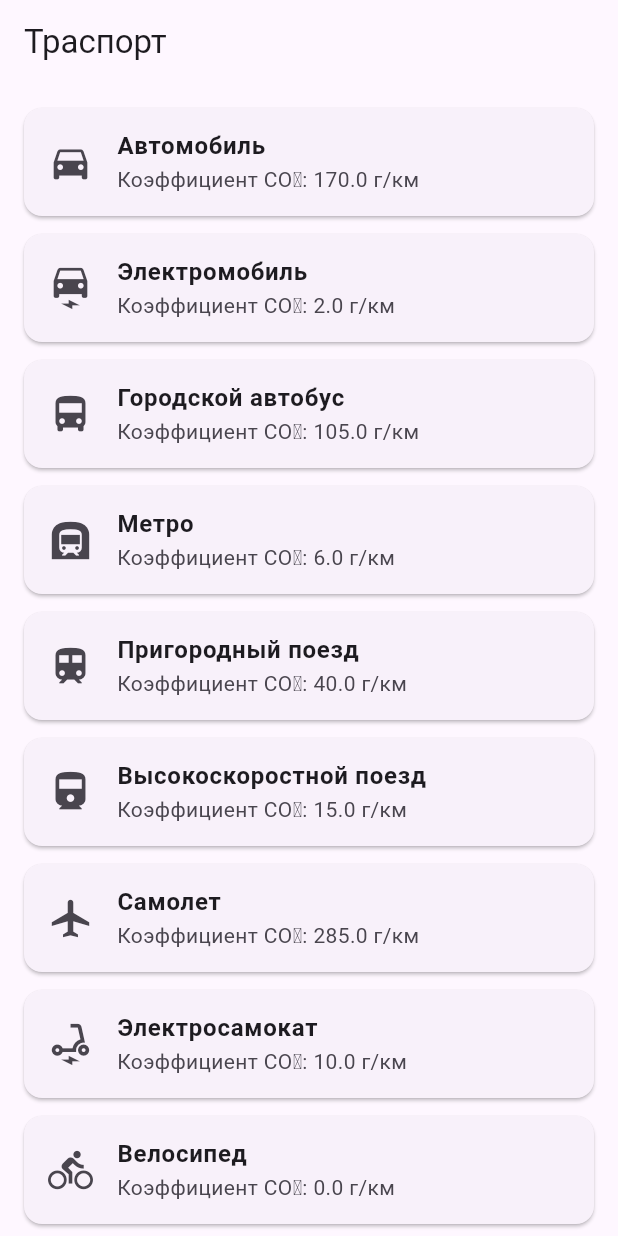
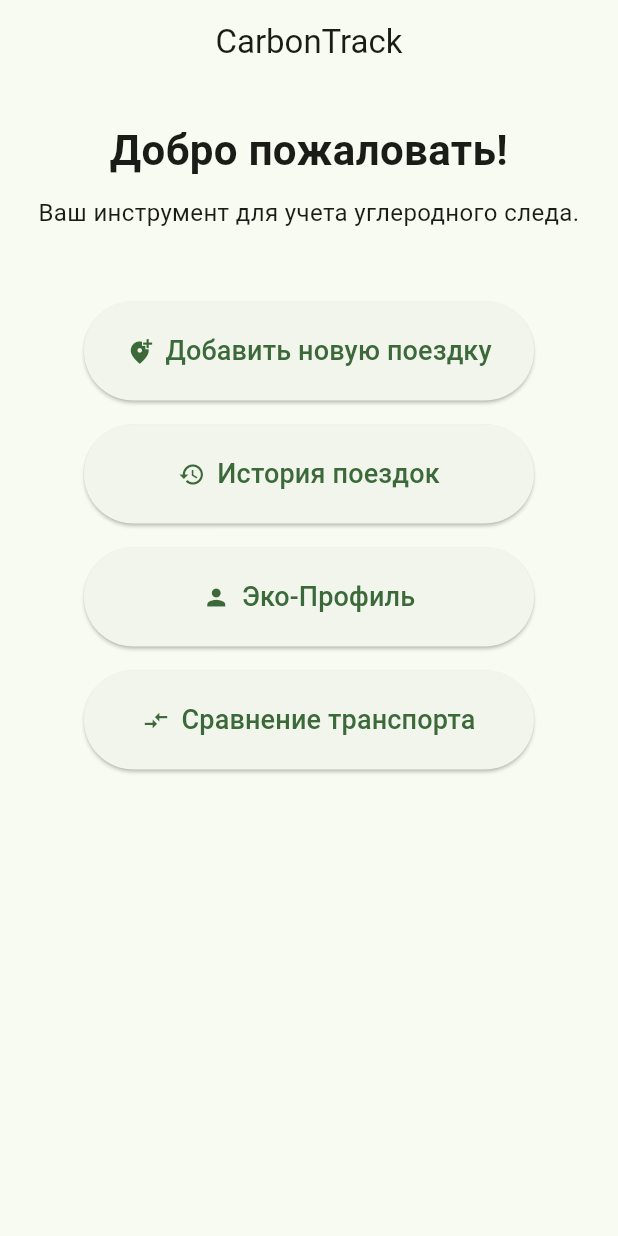
Before and after one commit to peterkrglv/flut5, a Flutter app: the screen it shows after launch, on a phone screen of 412 x 824 dp. Run offline on Flutter 3.47's test engine with Material 3 defaults, Android fonts, the phone set to English and light mode, and no system bars.

Commit message:
Main Screen

```diff
--- a/lib/features/trips_history/screens/trip_history_screen.dart
+++ b/lib/features/trips_history/screens/trip_history_screen.dart
@@ -28,7 +28,6 @@ class TripHistoryScreen extends StatelessWidget {
             itemCount: trips.length,
             itemBuilder: (context, index) {
               final trip = trips.reversed.toList()[index];
-
               return Card(
                 margin: const EdgeInsets.symmetric(vertical: 4.0, horizontal: 8.0),
                 child: ListTile(
--- a/lib/features/user_profile/screens/user_profile_screen.dart
+++ b/lib/features/user_profile/screens/user_profile_screen.dart
@@ -34,7 +34,7 @@ class UserProfileScreen extends StatelessWidget {
                 Card(
                   child: ListTile(
                     leading: const Icon(Icons.alt_route),
-                    title: const Text('Количество учтенных поездок'),
+                    title: const Text('Количество поездок'),
                     trailing: Text(
                       '${userProfile.totalTrips}',
                       style: const TextStyle(fontSize: 18, fontWeight: FontWeight.bold),
@@ -66,27 +66,7 @@ class UserProfileScreen extends StatelessWidget {
                       style: const TextStyle(fontSize: 18, fontWeight: FontWeight.bold),
                     ),
                   ),
-                ),
-
-                const SizedBox(height: 30),
-
-                const Text(
-                  'Исходные данные:',
-                  style: TextStyle(fontSize: 16, fontWeight: FontWeight.w600),
-                ),
-                const SizedBox(height: 10),
-
-                Container(
-                  padding: const EdgeInsets.all(12.0),
-                  decoration: BoxDecoration(
-                    border: Border.all(color: Theme.of(context).dividerColor),
-                    borderRadius: BorderRadius.circular(8.0),
-                  ),
-                  child: Text(
-                    'Поездок в памяти: ${userProfile.trips.length}',
-                    style: const TextStyle(fontStyle: FontStyle.italic),
-                  ),
-                ),
+                )
               ],
             ),
           ),
--- a/lib/main.dart
+++ b/lib/main.dart
@@ -1,5 +1,10 @@
 import 'package:flutter/material.dart';
 import 'package:prac5/features/transport/screens/transport_screen.dart';
+import 'package:prac5/features/trips_history/screens/trip_history_screen.dart';
+import 'package:prac5/features/trp/screens/trip_screen.dart';
+import 'package:prac5/features/user_profile/screens/user_profile_screen.dart';
+import 'package:prac5/shared/eco_data_manager.dart';
+import 'package:provider/provider.dart';
 
 void main() {
   runApp(const MyApp());
@@ -10,12 +15,127 @@ class MyApp extends StatelessWidget {
 
   @override
   Widget build(BuildContext context) {
-    return MaterialApp(
-      title: 'Flutter Demo',
-      theme: ThemeData(
-        colorScheme: ColorScheme.fromSeed(seedColor: Colors.deepPurple),
+    const Color primaryGreen = Color(0xFF1B5E20);
+    return ChangeNotifierProvider(
+      create: (context) => EcoDataManager(),
+      child: MaterialApp(
+        title: 'CarbonTrack App',
+        theme: ThemeData(
+          useMaterial3: true,
+          colorScheme: ColorScheme.fromSeed(seedColor: primaryGreen)
+        ),
+        home: const HomeScreen(),
       ),
-      home: const TransportScreen()
     );
   }
 }
+
+
+class HomeScreen extends StatelessWidget {
+  const HomeScreen({super.key});
+
+  @override
+  Widget build(BuildContext context) {
+    return Scaffold(
+      appBar: AppBar(
+        title: const Text(
+          'CarbonTrack',
+          style: TextStyle(fontWeight: FontWeight.normal),
+        ),
+        centerTitle: true,
+      ),
+      body: SingleChildScrollView(
+        padding: const EdgeInsets.all(24.0),
+        child: Column(
+          crossAxisAlignment: CrossAxisAlignment.stretch,
+          children: <Widget>[
+            const Text(
+              'Добро пожаловать!',
+              style: TextStyle(
+                fontSize: 28,
+                fontWeight: FontWeight.w600,
+              ),
+              textAlign: TextAlign.center,
+            ),
+            const SizedBox(height: 10),
+            const Text(
+              'Ваш инструмент для учета углеродного следа.',
+              style: TextStyle(
+                fontSize: 16,
+              ),
+              textAlign: TextAlign.center,
+            ),
+
+            const SizedBox(height: 40),
+
+            Center(
+              child: ConstrainedBox(
+                constraints: const BoxConstraints(maxWidth: 300),
+                child: Column(
+                  crossAxisAlignment: CrossAxisAlignment.stretch,
+                  children: [
+                    _buildNavigationButton(
+                      context,
+                      'Добавить новую поездку',
+                      const Icon(Icons.add_location_alt),
+                      const TripAddScreen(),
+                    ),
+
+                    _buildNavigationButton(
+                      context,
+                      'История поездок',
+                      const Icon(Icons.history),
+                      const TripHistoryScreen(),
+                    ),
+
+                    _buildNavigationButton(
+                      context,
+                      'Эко-Профиль',
+                      const Icon(Icons.person),
+                      const UserProfileScreen(),
+                    ),
+
+                    _buildNavigationButton(
+                      context,
+                      'Сравнение транспорта',
+                      const Icon(Icons.compare_arrows),
+                      const TransportScreen(),
+                    ),
+                  ],
+                ),
+              ),
+            ),
+          ],
+        ),
+      ),
+    );
+  }
+
+  Widget _buildNavigationButton(
+      BuildContext context,
+      String title,
+      Icon icon,
+      Widget destinationScreen,
+      ) {
+    return Padding(
+      padding: const EdgeInsets.symmetric(vertical: 8.0),
+      child: ElevatedButton.icon(
+        icon: icon,
+        label: Text(
+          title,
+          style: const TextStyle(fontSize: 18),
+        ),
+        onPressed: () {
+          Navigator.of(context).push(
+            MaterialPageRoute(
+              builder: (context) => destinationScreen,
+            ),
+          );
+        },
+        style: ElevatedButton.styleFrom(
+          padding: const EdgeInsets.symmetric(vertical: 20),
+        ),
+      ),
+    );
+  }
+}
```
